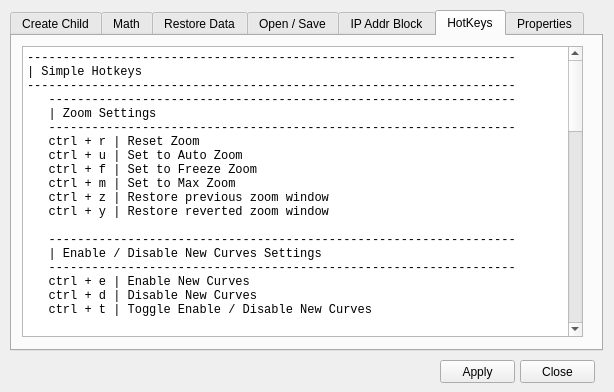
Qt form curveproperties.ui (d-wizard/plotter) before a commit.
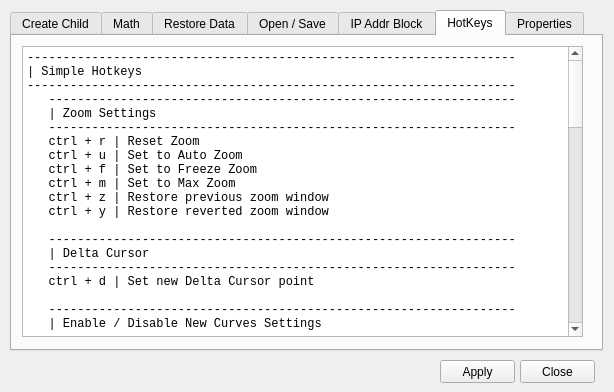
The same form after that commit. The open tabs and pages were chosen to show the change.

Commit message:
Add new hotkey for Delta Cursor. Move enable/disable plot messages hotkeys to Alt.
Original Commit Rev: 2899 | 2019-12-15 19:49:10 -0600 (Sun, 15 Dec 2019)

Patch:
```diff
--- a/curveproperties.ui
+++ b/curveproperties.ui
@@ -1206,11 +1206,16 @@
    ctrl + y | Restore reverted zoom window
 
    -----------------------------------------------------------------
+   | Delta Cursor
+   -----------------------------------------------------------------
+   ctrl + d | Set new Delta Cursor point
+
+   -----------------------------------------------------------------
    | Enable / Disable New Curves Settings
    -----------------------------------------------------------------
-   ctrl + e | Enable New Curves
-   ctrl + d | Disable New Curves
    ctrl + t | Toggle Enable / Disable New Curves
+   alt + e | Enable New Curves
+   alt + d | Disable New Curves
 
    -----------------------------------------------------------------
    | Copy / Paste Curves
```
The commit also changes 2 other files.
